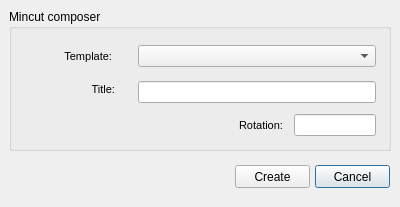
First picture: the form in ui/mincut_composer.ui, repository Giswater/giswater_qgis_plugin, before the edit.
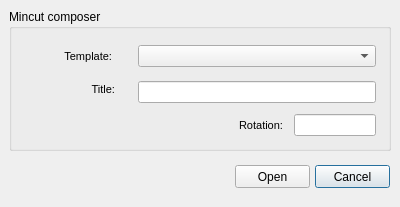
Second picture: the form after the edit.

Diff of the .ui file:
```diff
--- a/ui/mincut_composer.ui
+++ b/ui/mincut_composer.ui
@@ -169,7 +169,7 @@
     </rect>
    </property>
    <property name="text">
-    <string>Create</string>
+    <string>Open</string>
    </property>
   </widget>
  </widget>
```
